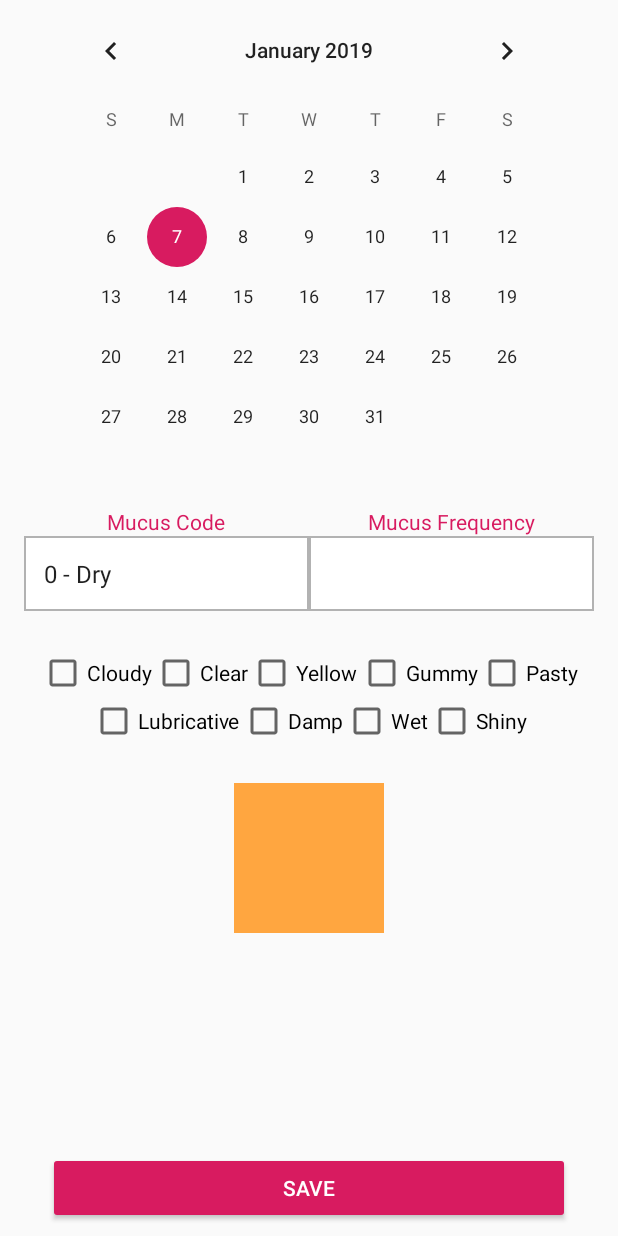
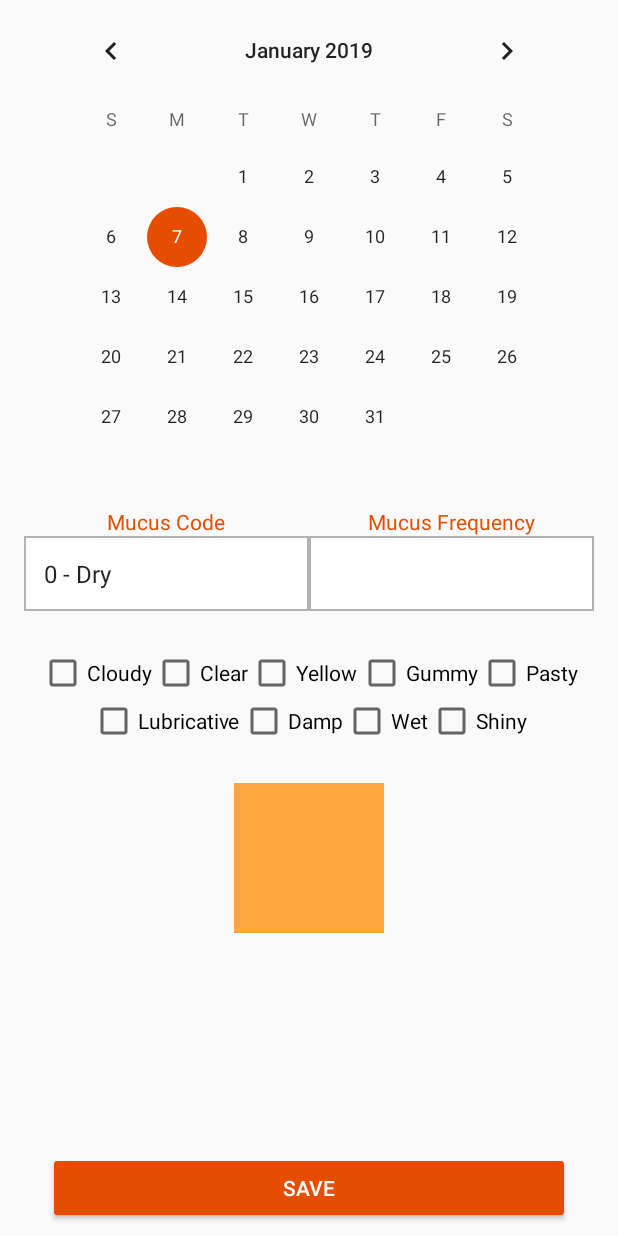
Before and after one commit to missing333/NFPTracker, an Android app: the layout activity_nfp_entry.xml on its own in the app's theme, with its tools: preview values and no code run, on a phone screen of 412 x 824 dp. Run offline under Robolectric (Android 15) with nearby library versions, the light colour scheme and no system bars.

Commit message:
changed color scheme

```diff
--- a/app/src/main/res/layout/activity_nfp_entry.xml
+++ b/app/src/main/res/layout/activity_nfp_entry.xml
@@ -211,6 +211,9 @@
         android:layout_marginEnd="32dp"
         android:layout_marginBottom="8dp"
         android:backgroundTint="@color/colorAccent"
+        android:shadowDx="-5"
+        android:shadowDy="5"
+        android:shadowRadius="5"
         android:text="@string/save"
         android:textColor="@android:color/background_light"
         app:layout_constraintBottom_toBottomOf="parent"
--- a/app/src/main/res/values/colors.xml
+++ b/app/src/main/res/values/colors.xml
@@ -1,6 +1,6 @@
 <?xml version="1.0" encoding="utf-8"?>
 <resources>
-    <color name="colorPrimary">#008577</color>
-    <color name="colorPrimaryDark">#00574B</color>
-    <color name="colorAccent">#d81b60</color>
+    <color name="colorPrimary">#4d2600</color>
+    <color name="colorPrimaryDark">#4d2600</color>
+    <color name="colorAccent">#e64d00</color>
 </resources>
```
